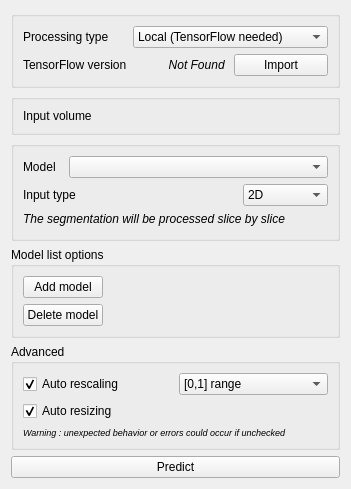
Qt form TFSegmentation/Resources/UI/TFSegmentation.ui (VincentMillotMaysounabe/Slicer-TensorFlow) before a commit.
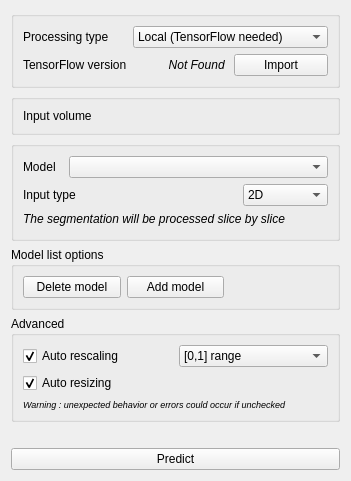
The same form after that commit. Custom widgets are drawn as their Qt base class.

Diff of the .ui file:
```diff
--- a/TFSegmentation/Resources/UI/TFSegmentation.ui
+++ b/TFSegmentation/Resources/UI/TFSegmentation.ui
@@ -204,25 +204,8 @@
      <property name="title">
       <string>Model list options</string>
      </property>
-     <layout class="QFormLayout" name="formLayout_3">
+     <layout class="QGridLayout" name="gridLayout_4">
       <item row="0" column="0">
-       <widget class="QPushButton" name="addButton">
-        <property name="text">
-         <string>Add model</string>
-        </property>
-       </widget>
-      </item>
-      <item row="0" column="1">
-       <widget class="ctkPathLineEdit" name="modelPathLineEdit">
-        <property name="nameFilters">
-         <stringlist>
-          <string>*.h5</string>
-          <string>*.keras</string>
-         </stringlist>
-        </property>
-       </widget>
-      </item>
-      <item row="1" column="0">
        <widget class="QPushButton" name="deleteButton">
         <property name="maximumSize">
          <size>
@@ -235,6 +218,24 @@
         </property>
        </widget>
       </item>
+      <item row="0" column="2">
+       <widget class="ctkPathLineEdit" name="modelPathLineEdit">
+        <property name="nameFilters">
+         <stringlist>
+          <string>*tflite; *h5</string>
+          <string>*h5</string>
+          <string>*tflite</string>
+         </stringlist>
+        </property>
+       </widget>
+      </item>
+      <item row="0" column="1">
+       <widget class="QPushButton" name="addButton">
+        <property name="text">
+         <string>Add model</string>
+        </property>
+       </widget>
+      </item>
      </layout>
     </widget>
    </item>
@@ -303,6 +304,16 @@
      </layout>
     </widget>
    </item>
+   <item>
+    <widget class="QLabel" name="statuLabel">
+     <property name="text">
+      <string/>
+     </property>
+     <property name="alignment">
+      <set>Qt::AlignRight|Qt::AlignTrailing|Qt::AlignVCenter</set>
+     </property>
+    </widget>
+   </item>
    <item>
     <widget class="QPushButton" name="applyButton">
      <property name="enabled">
```
